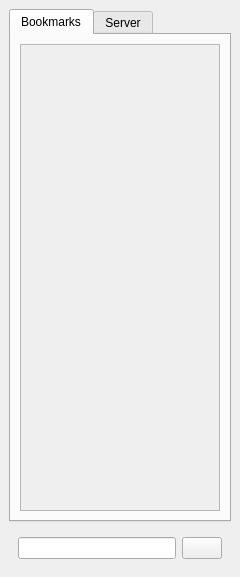
This is ui/qqtotozmanager.ui in dguihal/quteqoin as Qt 5 draws it before an edit. The edited form follows.
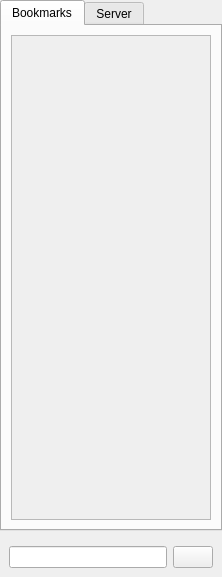
This is the edited form. Icons and pictures are not drawn.

```diff
--- a/ui/qqtotozmanager.ui
+++ b/ui/qqtotozmanager.ui
@@ -26,7 +26,16 @@
    <string>Totoz Manager</string>
   </property>
   <widget class="QWidget" name="dockWidgetContents">
+   <property name="sizePolicy">
+    <sizepolicy hsizetype="Minimum" vsizetype="Preferred">
+     <horstretch>0</horstretch>
+     <verstretch>0</verstretch>
+    </sizepolicy>
+   </property>
    <layout class="QVBoxLayout" name="verticalLayout">
+    <property name="margin">
+     <number>0</number>
+    </property>
     <item>
      <widget class="QTabWidget" name="qqTMTabWidget">
       <property name="sizePolicy">
@@ -65,8 +74,8 @@
             <rect>
              <x>0</x>
              <y>0</y>
-             <width>194</width>
-             <height>468</height>
+             <width>198</width>
+             <height>476</height>
             </rect>
            </property>
           </widget>
```
Left out of the diff: 3 changed lines with no effect on the pictures.
